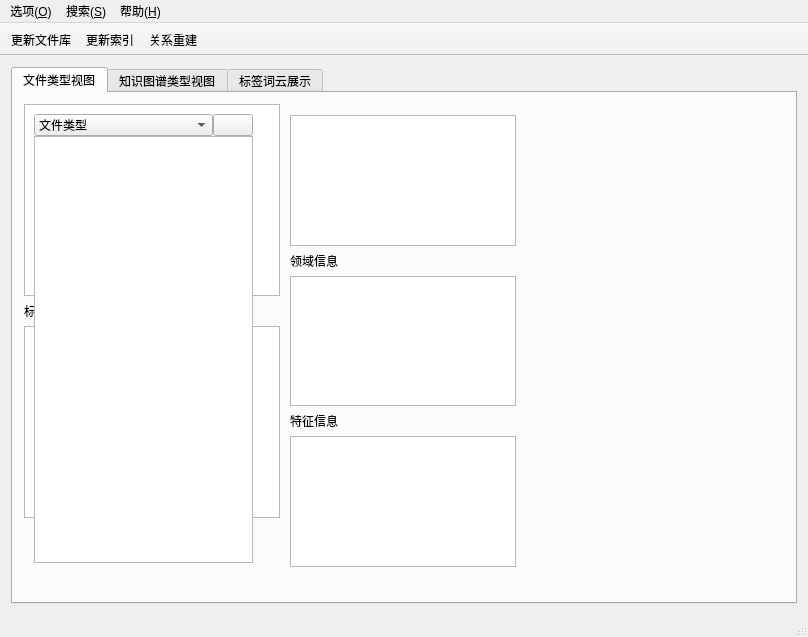
The window that mainwindow.ui (lvyilin/SmartFilesManager) describes before a commit, drawn with Qt 5.
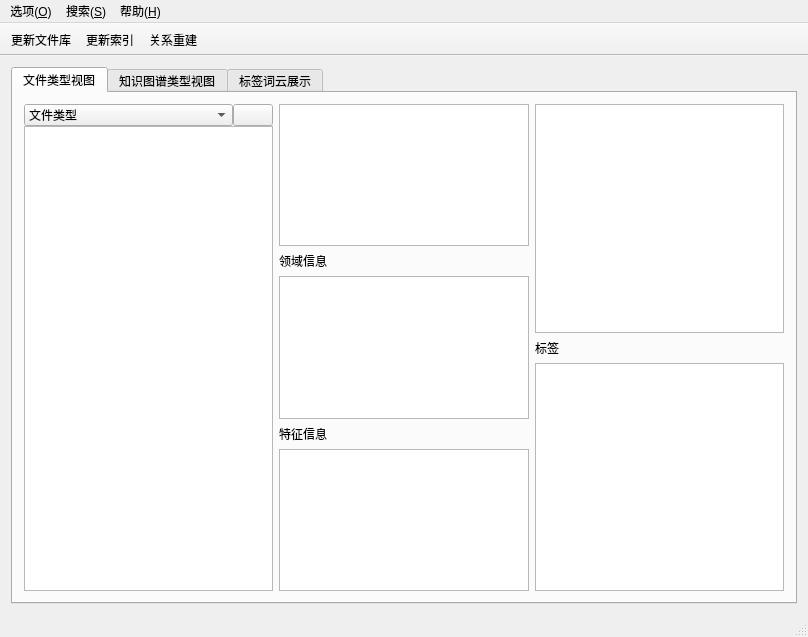
The same window after the commit. Icons and pictures are not drawn.

The edit to the form file:
```diff
--- a/mainwindow.ui
+++ b/mainwindow.ui
@@ -24,15 +24,70 @@
        <attribute name="title">
         <string>文件类型视图</string>
        </attribute>
-       <widget class="QWidget" name="">
-        <property name="geometry">
-         <rect>
-          <x>266</x>
-          <y>11</y>
-          <width>248</width>
-          <height>474</height>
-         </rect>
-        </property>
+       <layout class="QHBoxLayout" name="horizontalLayout_2">
+        <item>
+         <layout class="QGridLayout" name="gridLayout">
+          <property name="sizeConstraint">
+           <enum>QLayout::SetNoConstraint</enum>
+          </property>
+          <item row="0" column="2">
+           <layout class="QGridLayout" name="gridLayout_3">
+            <item row="2" column="0">
+             <widget class="QListWidget" name="listWidgetLabel"/>
+            </item>
+            <item row="0" column="0">
+             <widget class="QTableWidget" name="tableWidgetRelation">
+              <property name="editTriggers">
+               <set>QAbstractItemView::NoEditTriggers</set>
+              </property>
+              <property name="selectionMode">
+               <enum>QAbstractItemView::SingleSelection</enum>
+              </property>
+              <property name="selectionBehavior">
+               <enum>QAbstractItemView::SelectRows</enum>
+              </property>
+              <property name="showGrid">
+               <bool>false</bool>
+              </property>
+              <property name="rowCount">
+               <number>0</number>
+              </property>
+              <property name="columnCount">
+               <number>0</number>
+              </property>
+              <attribute name="horizontalHeaderVisible">
+               <bool>false</bool>
+              </attribute>
+              <attribute name="horizontalHeaderHighlightSections">
+               <bool>false</bool>
+              </attribute>
+              <attribute name="horizontalHeaderShowSortIndicator" stdset="0">
+               <bool>false</bool>
+              </attribute>
+              <attribute name="horizontalHeaderStretchLastSection">
+               <bool>true</bool>
+              </attribute>
+              <attribute name="verticalHeaderVisible">
+               <bool>false</bool>
+              </attribute>
+              <attribute name="verticalHeaderHighlightSections">
+               <bool>false</bool>
+              </attribute>
+              <attribute name="verticalHeaderShowSortIndicator" stdset="0">
+               <bool>false</bool>
+              </attribute>
+             </widget>
+            </item>
+            <item row="1" column="0">
+             <widget class="QLabel" name="label_8">
+              <property name="text">
+               <string>标签</string>
+              </property>
+             </widget>
+            </item>
+           </layout>
+          </item>
+          <item row="0" column="1">
         <layout class="QGridLayout" name="gridLayout_5">
          <item row="0" column="0">
           <widget class="QTableWidget" name="tableWidgetAttr">
@@ -113,73 +168,8 @@
           </widget>
          </item>
         </layout>
-       </widget>
-       <widget class="QWidget" name="">
-        <layout class="QGridLayout" name="gridLayout_3">
-         <item row="2" column="0">
-          <widget class="QListWidget" name="listWidgetLabel"/>
          </item>
          <item row="0" column="0">
-          <widget class="QTableWidget" name="tableWidgetRelation">
-           <property name="editTriggers">
-            <set>QAbstractItemView::NoEditTriggers</set>
-           </property>
-           <property name="selectionMode">
-            <enum>QAbstractItemView::SingleSelection</enum>
-           </property>
-           <property name="selectionBehavior">
-            <enum>QAbstractItemView::SelectRows</enum>
-           </property>
-           <property name="showGrid">
-            <bool>false</bool>
-           </property>
-           <property name="rowCount">
-            <number>0</number>
-           </property>
-           <property name="columnCount">
-            <number>0</number>
-           </property>
-           <attribute name="horizontalHeaderVisible">
-            <bool>false</bool>
-           </attribute>
-           <attribute name="horizontalHeaderHighlightSections">
-            <bool>false</bool>
-           </attribute>
-           <attribute name="horizontalHeaderShowSortIndicator" stdset="0">
-            <bool>false</bool>
-           </attribute>
-           <attribute name="horizontalHeaderStretchLastSection">
-            <bool>true</bool>
-           </attribute>
-           <attribute name="verticalHeaderVisible">
-            <bool>false</bool>
-           </attribute>
-           <attribute name="verticalHeaderHighlightSections">
-            <bool>false</bool>
-           </attribute>
-           <attribute name="verticalHeaderShowSortIndicator" stdset="0">
-            <bool>false</bool>
-           </attribute>
-          </widget>
-         </item>
-         <item row="1" column="0">
-          <widget class="QLabel" name="label_8">
-           <property name="text">
-            <string>标签</string>
-           </property>
-          </widget>
-         </item>
-        </layout>
-       </widget>
-       <widget class="QWidget" name="">
-        <property name="geometry">
-         <rect>
-          <x>10</x>
-          <y>10</y>
-          <width>241</width>
-          <height>471</height>
-         </rect>
-        </property>
         <layout class="QVBoxLayout" name="verticalLayout">
          <property name="spacing">
           <number>0</number>
@@ -250,7 +240,10 @@
           </widget>
          </item>
         </layout>
-       </widget>
+          </item>
+         </layout>
+        </item>
+       </layout>
       </widget>
       <widget class="QWidget" name="graph_view_2">
        <attribute name="title">
```
Lines whose indentation alone changed are shown as unchanged.
